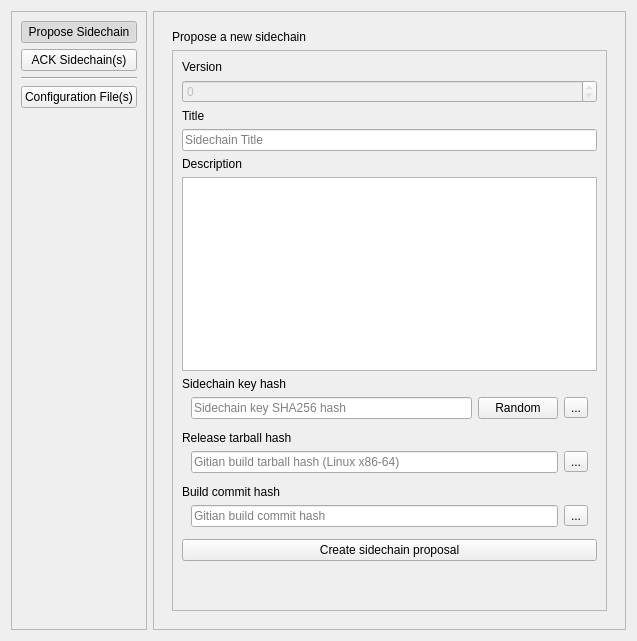
This is src/qt/forms/sidechainminerdialog.ui in DriveNetTESTDRIVE/DriveNet as Qt 5 draws it before an edit. The edited form follows.
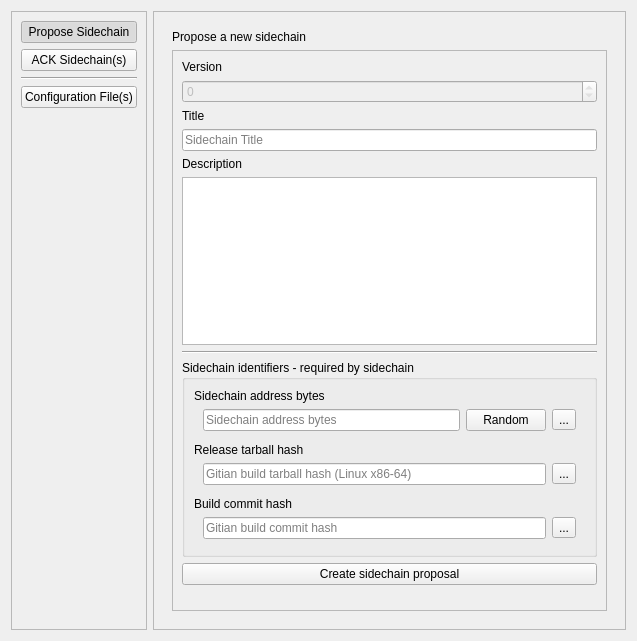
This is the edited form. Icons and pictures are not drawn.

The edit to the form file:
```diff
--- a/src/qt/forms/sidechainminerdialog.ui
+++ b/src/qt/forms/sidechainminerdialog.ui
@@ -306,9 +306,22 @@
               </widget>
              </item>
              <item>
+              <widget class="Line" name="line_2">
+               <property name="orientation">
+                <enum>Qt::Horizontal</enum>
+               </property>
+              </widget>
+             </item>
+             <item>
+              <widget class="QGroupBox" name="groupBox">
+               <property name="title">
+                <string>Sidechain identifiers - required by sidechain</string>
+               </property>
+               <layout class="QVBoxLayout" name="verticalLayout_12">
+                <item>
               <widget class="QLabel" name="label_6">
                <property name="text">
-                <string>Sidechain key hash</string>
+                   <string>Sidechain address bytes</string>
                </property>
               </widget>
              </item>
@@ -333,7 +346,7 @@
                    <string/>
                   </property>
                   <property name="placeholderText">
-                   <string>Sidechain key SHA256 hash</string>
+                      <string>Sidechain address bytes</string>
                   </property>
                  </widget>
                 </item>
@@ -448,6 +461,9 @@
                </layout>
               </widget>
              </item>
+               </layout>
+              </widget>
+             </item>
              <item>
               <widget class="QPushButton" name="pushButtonCreateSidechainProposal">
                <property name="text">
```
Left out of the diff: 8 changed lines with no effect on the pictures. Lines whose indentation alone changed are shown as unchanged.
